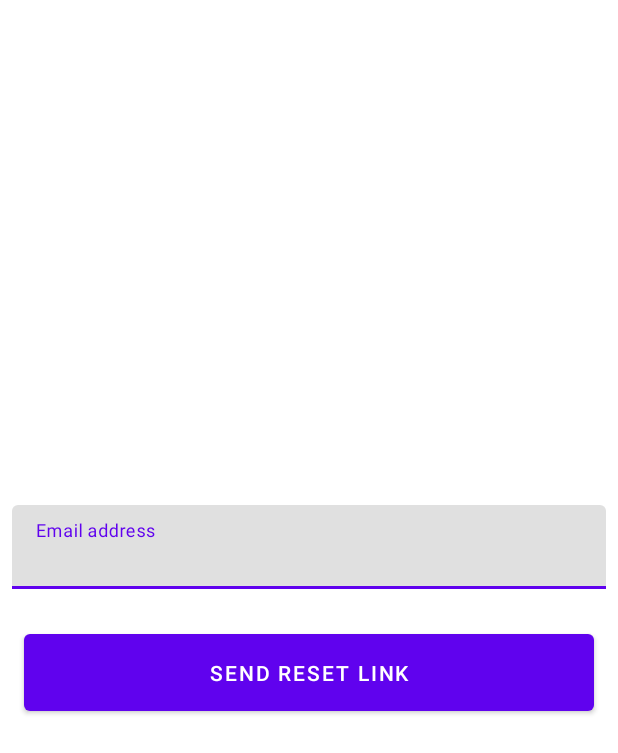
After one commit to yashovardhan99/Sample-Firebase-Login, an Android app: the layout fragment_resetpassword.xml on its own in the app's theme, with its tools: preview values and no code run, on a phone screen of 412 x 824 dp. The commit adds this screen. Shown: the top 753 px of the screen. Run offline under Robolectric (Android 15) with nearby library versions, the phone set to English and light mode, and no system bars.

Commit message:
Added reset password and caught network error

```diff
--- a/app/src/main/java/com/yashovardhan99/firebaselogin/SignupFragment.java
+++ b/app/src/main/java/com/yashovardhan99/firebaselogin/SignupFragment.java
@@ -16,6 +16,7 @@ import androidx.navigation.NavController;
 import androidx.navigation.Navigation;
 import androidx.swiperefreshlayout.widget.CircularProgressDrawable;
 
+import com.google.firebase.FirebaseNetworkException;
 import com.google.firebase.auth.AuthResult;
 import com.google.firebase.auth.FirebaseAuth;
 import com.google.firebase.auth.FirebaseAuthEmailException;
@@ -170,6 +171,9 @@ public class SignupFragment extends Fragment {
             } else
                 FancyToast.makeText(getContext(), "Something went wrong creating your account", FancyToast.LENGTH_LONG,
                         FancyToast.ERROR, false).show();
+        } else if (exception instanceof FirebaseNetworkException) {
+            FancyToast.makeText(getContext(), "No Internet", FancyToast.LENGTH_LONG,
+                    FancyToast.ERROR, false).show();
         } else {
             FancyToast.makeText(getContext(), "Something went wrong signing you up", FancyToast.LENGTH_LONG,
                     FancyToast.ERROR, false).show();
--- a/app/src/main/res/layout/fragment_login.xml
+++ b/app/src/main/res/layout/fragment_login.xml
@@ -60,6 +60,7 @@
                 android:text="@string/login" />
 
             <com.google.android.material.button.MaterialButton
+                android:id="@+id/resetPasswordButton"
                 style="@style/Widget.MaterialComponents.Button.TextButton"
                 android:layout_width="wrap_content"
                 android:layout_height="wrap_content"
--- /dev/null
+++ b/app/src/main/res/layout/fragment_resetpassword.xml
@@ -0,0 +1,45 @@
+<?xml version="1.0" encoding="utf-8"?>
+<layout xmlns:android="http://schemas.android.com/apk/res/android"
+    xmlns:app="http://schemas.android.com/apk/res-auto">
+
+    <data>
+
+    </data>
+
+    <androidx.constraintlayout.widget.ConstraintLayout
+        android:layout_width="match_parent"
+        android:layout_height="match_parent">
+
+        <LinearLayout
+            android:layout_width="match_parent"
+            android:layout_height="wrap_content"
+            android:orientation="vertical"
+            app:layout_constraintBottom_toBottomOf="parent"
+            app:layout_constraintTop_toTopOf="parent">
+
+            <com.google.android.material.textfield.TextInputLayout
+                android:id="@+id/email_inputlayout"
+                android:layout_width="match_parent"
+                android:layout_height="wrap_content"
+                android:layout_margin="8dp"
+                android:hint="@string/email_address"
+                android:nextFocusDown="@id/password_inputlayout">
+
+                <com.google.android.material.textfield.TextInputEditText
+                    android:id="@+id/email_edittext"
+                    android:layout_width="match_parent"
+                    android:layout_height="wrap_content"
+                    android:inputType="textEmailAddress" />
+            </com.google.android.material.textfield.TextInputLayout>
+
+            <com.google.android.material.button.MaterialButton
+                android:id="@+id/sendPasswordButton"
+                android:layout_width="match_parent"
+                android:layout_height="wrap_content"
+                android:layout_gravity="center_horizontal"
+                android:layout_margin="16dp"
+                android:padding="16dp"
+                android:text="@string/send_reset_link" />
+        </LinearLayout>
+    </androidx.constraintlayout.widget.ConstraintLayout>
+</layout>
--- a/app/src/main/res/values/strings.xml
+++ b/app/src/main/res/values/strings.xml
@@ -10,4 +10,5 @@
     <string name="confirm_password">Confirm Password</string>
     <string name="reset_password">Reset Password</string>
     <string name="continue_without_signing_in">Continue without Signing in</string>
+    <string name="send_reset_link">Send Reset Link</string>
 </resources>
```
Also changed, not shown: app/src/main/java/com/yashovardhan99/firebaselogin/LoginFragment.java (+10 -2 lines), app/src/main/java/com/yashovardhan99/firebaselogin/PreLoginFragment.java (+7 -2 lines), app/src/main/java/com/yashovardhan99/firebaselogin/ResetPasswordFragment.java (added, +142 -0 lines), app/src/main/res/navigation/nav_graph.xml (+8 -0 lines), 3 other files.
